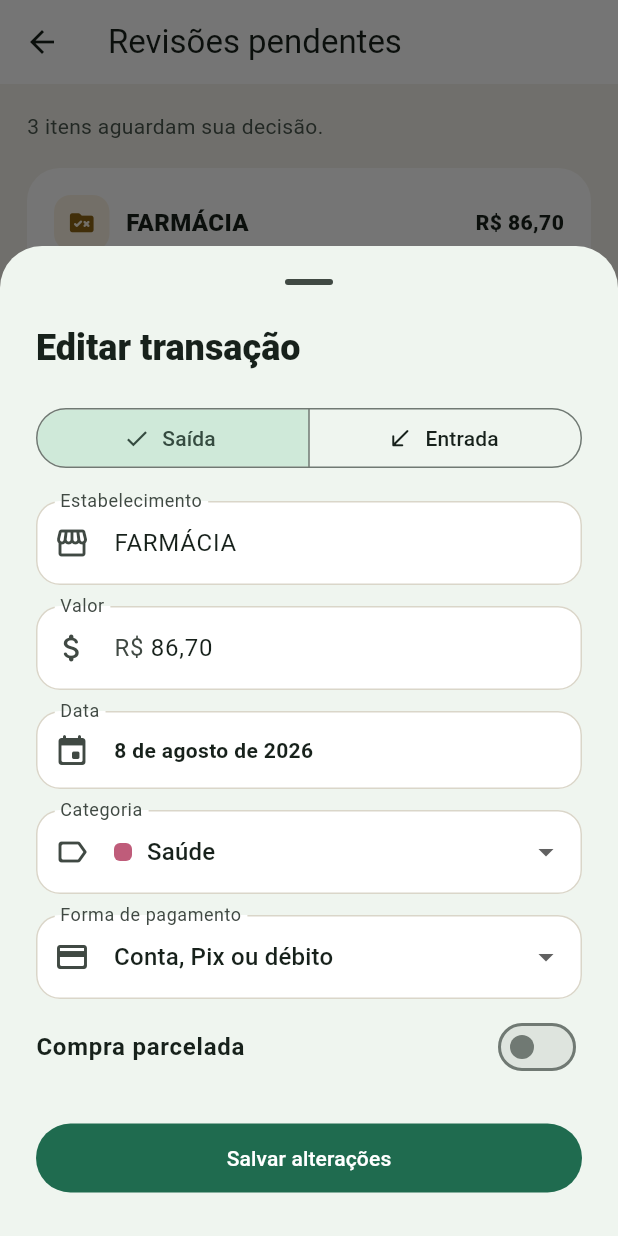
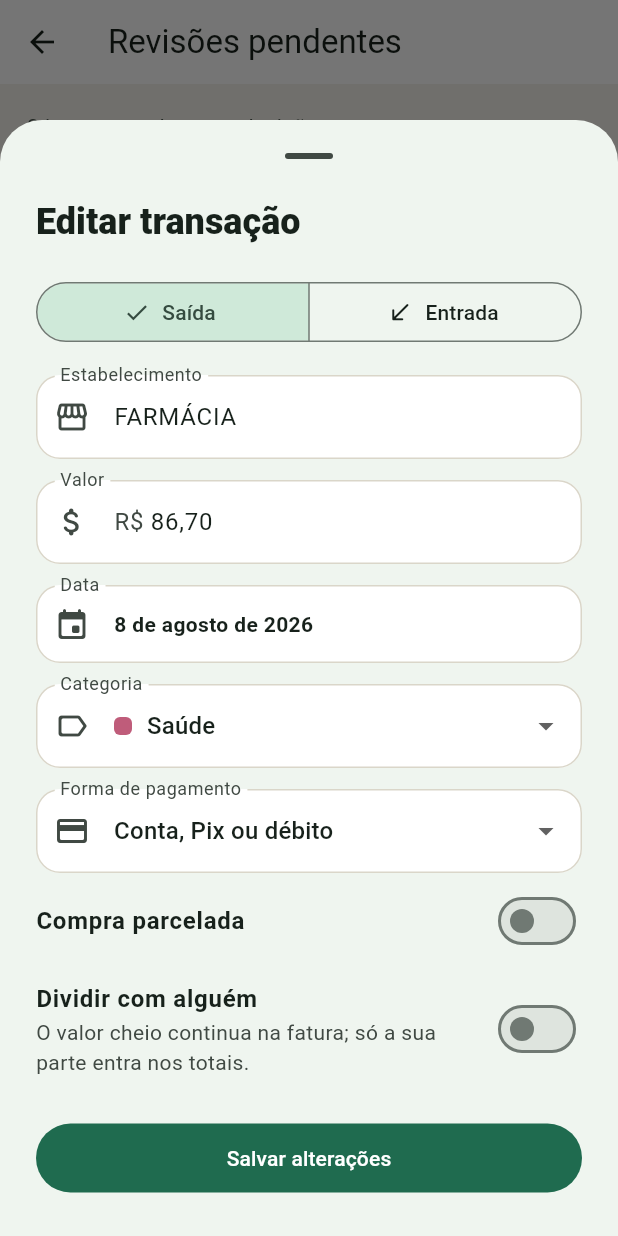
Before and after one commit to Guilherme-ctrl/fidora, a Flutter app: the ReviewQueuePage screen opened directly, after a tap on "Corrigir", on a phone screen of 412 x 824 dp. Run offline on Flutter 3.47's test engine with Material 3 defaults, Android fonts, the phone set to English and light mode, and no system bars; our stand-ins replace fl_chart, flutter_riverpod, supabase_flutter; missing offline and left inert: file_selector; accounts and stored records are empty.

Commit message:
feat: split a purchase, and honour the holder written on each transaction
Finishes phase 02.

The holder on each transaction was dead data, and not the harmless kind: the
invoice import writes it, parsing "Portador:" out of the statement's notes, so
a shared card already arrives correctly attributed and the app ignored all of
it. Exclusion worked only at card level, which is blunter — one card carries
charges from several people. The row's holder now wins when present, the
card's stands otherwise, and a card switched off still overrides both.

Splitting is the graduated version of a decision the app already made
all-or-nothing. include_in_totals answers "is this mine", and a shared dinner
is neither yes nor no. personal_amount is null by default, which keeps the
existing meaning that the whole charge is yours, so no existing row needed a
backfill.

What deliberately does not change: the statement total. amount stays what the
issuer charged, the invoice trigger keeps summing it, and the card limit keeps
counting it — the bank committed the full amount whether or not anyone pays
you back. Only the personal figures use the share. The form says this out loud
while you type, naming what stays on the invoice and what leaves your totals,
because a split that silently changed the invoice would be worse than no split
at all.

A duplicate map key caught by the analyzer was a real defect on the way:
holder_id appeared twice in the write payload, so the card's holder would have
been dropped whenever the transaction did not name one. Precedence is now
explicit.

Migration 202608190001 constrains the share to between zero and the amount,
matching the validation. Applied to the remote project; db lint reports no
schema errors.

Tests go from 203 to 216.

Co-Authored-By: Claude Sonnet 5 <noreply@anthropic.com>

```diff
--- a/lib/data/demo_finance_repository.dart
+++ b/lib/data/demo_finance_repository.dart
@@ -172,6 +172,8 @@ class DemoFinanceRepository implements FinanceRepository {
       installmentCurrent: draft.installmentCurrent,
       installmentTotal: draft.installmentTotal,
       status: draft.status,
+      holderId: draft.holderId,
+      personalAmount: draft.personalAmount,
     );
     _transactions
       ..removeWhere((item) => item.id == saved.id)
@@ -215,6 +217,8 @@ class DemoFinanceRepository implements FinanceRepository {
         installmentTotal: item.installmentTotal,
         status: item.status,
         source: item.source,
+        holderId: item.holderId,
+        personalAmount: item.personalAmount,
       );
     }
   }
--- a/lib/domain/models.dart
+++ b/lib/domain/models.dart
@@ -17,6 +17,8 @@ class FinanceTransaction {
     this.installmentTotal,
     this.status = TransactionStatus.confirmed,
     this.source = 'manual',
+    this.holderId,
+    this.personalAmount,
   });
   final String id;
   final DateTime date;
@@ -31,6 +33,19 @@ class FinanceTransaction {
   final int? installmentTotal;
   final TransactionStatus status;
   final String source;
+
+  /// Who this charge belongs to, when it is not you. Set per transaction by
+  /// the invoice import, which reads it from the statement's notes; more
+  /// precise than the card's holder, because one card can carry both.
+  final String? holderId;
+
+  /// Your share of [amount]. Null means all of it.
+  final double? personalAmount;
+
+  /// What counts as yours. The full [amount] stays the audited figure.
+  double get personalShare => personalAmount ?? amount;
+
+  bool get isShared => personalAmount != null && personalAmount! < amount;
   bool get isInstallment => installmentTotal != null && installmentTotal! > 1;
   bool get isCard => cardLastFour != '----';
   bool get isCardAdjustment =>
@@ -39,8 +54,8 @@ class FinanceTransaction {
       !isCard && (movementType == 'credit' || movementType == 'refund');
   double get expenseImpact {
     if (movementType == 'transfer' || isIncome) return 0;
-    if (isCardAdjustment) return -amount;
-    return amount;
+    if (isCardAdjustment) return -personalShare;
+    return personalShare;
   }
 
   bool get affectsExpenses => expenseImpact != 0;
@@ -63,6 +78,8 @@ class FinanceTransaction {
         installmentCurrent: json['installment_current'] as int?,
         installmentTotal: json['installment_total'] as int?,
         source: (json['source'] ?? 'manual') as String,
+        holderId: json['holder_id'] as String?,
+        personalAmount: (json['personal_amount'] as num?)?.toDouble(),
         status: switch (json['status']) {
           'pending' => TransactionStatus.pending,
           'ignored' => TransactionStatus.ignored,
--- a/lib/domain/transaction_draft.dart
+++ b/lib/domain/transaction_draft.dart
@@ -8,20 +8,24 @@ class TransactionDraftErrors {
     this.amount,
     this.category,
     this.installment,
+    this.share,
   });
 
   final String? merchant;
   final String? amount;
   final String? category;
   final String? installment;
+  final String? share;
 
   bool get isEmpty =>
       merchant == null &&
       amount == null &&
       category == null &&
-      installment == null;
+      installment == null &&
+      share == null;
 
-  String? get firstMessage => merchant ?? amount ?? category ?? installment;
+  String? get firstMessage =>
+      merchant ?? amount ?? category ?? installment ?? share;
 }
 
 /// Input for creating or editing a transaction. Editing carries [id]; creating
@@ -39,6 +43,8 @@ class TransactionDraft {
     this.installmentTotal,
     this.status = TransactionStatus.confirmed,
     this.notes,
+    this.holderId,
+    this.personalAmount,
   });
 
   final String? id;
@@ -52,6 +58,12 @@ class TransactionDraft {
   final int? installmentTotal;
   final TransactionStatus status;
   final String? notes;
+  final String? holderId;
+
+  /// Your share of [amount]; null means all of it.
+  final double? personalAmount;
+
+  bool get isShared => personalAmount != null && personalAmount! < amount;
 
   bool get isEdit => id != null;
   bool get isCard => cardId != null;
@@ -69,6 +81,15 @@ class TransactionDraft {
     },
     category: categoryId.trim().isEmpty ? 'Escolha uma categoria' : null,
     installment: _installmentError(),
+    share: switch (personalAmount) {
+      null => null,
+      final value when value.isNaN => 'Informe a sua parte',
+      < 0 => 'A sua parte não pode ser negativa',
+      // The column is constrained the same way; catching it here says why.
+      final value when value > amount =>
+        'A sua parte não pode passar do valor total',
+      _ => null,
+    },
   );
 
   String? _installmentError() {
--- a/lib/presentation/widgets/transaction_form_sheet.dart
+++ b/lib/presentation/widgets/transaction_form_sheet.dart
@@ -42,12 +42,15 @@ class _TransactionFormState extends State<_TransactionForm> {
   late final TextEditingController _amount;
   late final TextEditingController _installmentCurrent;
   late final TextEditingController _installmentTotal;
+  late final TextEditingController _share;
 
   late DateTime _date;
   String? _categoryId;
   String? _cardId;
   bool _isIncome = false;
   bool _hasInstallments = false;
+  bool _isShared = false;
+  String? _holderId;
   bool _saving = false;
   String? _failure;
   TransactionDraftErrors _errors = const TransactionDraftErrors();
@@ -68,6 +71,13 @@ class _TransactionFormState extends State<_TransactionForm> {
     _installmentTotal = TextEditingController(
       text: existing?.installmentTotal?.toString() ?? '2',
     );
+    _share = TextEditingController(
+      text: existing?.personalAmount == null
+          ? ''
+          : existing!.personalAmount!.toStringAsFixed(2).replaceAll('.', ','),
+    );
+    _isShared = existing?.isShared ?? false;
+    _holderId = existing?.holderId;
     _date = existing?.date ?? DateTime.now();
     _hasInstallments = existing?.isInstallment ?? false;
     _isIncome = existing?.isIncome ?? false;
@@ -87,6 +97,7 @@ class _TransactionFormState extends State<_TransactionForm> {
     _amount.dispose();
     _installmentCurrent.dispose();
     _installmentTotal.dispose();
+    _share.dispose();
     super.dispose();
   }
 
@@ -106,6 +117,10 @@ class _TransactionFormState extends State<_TransactionForm> {
         : null,
     installmentTotal: _hasInstallments && !_isIncome
         ? int.tryParse(_installmentTotal.text)
+        : null,
+    holderId: _holderId,
+    personalAmount: _isShared && !_isIncome
+        ? (parseAmountInput(_share.text) ?? double.nan)
         : null,
   );
 
@@ -329,6 +344,64 @@ class _TransactionFormState extends State<_TransactionForm> {
                         ),
                       ],
                     ),
+                  const SizedBox(height: 4),
+                  SwitchListTile(
+                    contentPadding: EdgeInsets.zero,
+                    value: _isShared,
+                    onChanged: (value) => setState(() => _isShared = value),
+                    title: const Text(
+                      'Dividir com alguém',
+                      style: TextStyle(fontWeight: FontWeight.w700),
+                    ),
+                    subtitle: const Text(
+                      'O valor cheio continua na fatura; só a sua parte entra '
+                      'nos totais.',
+                    ),
+                  ),
+                  if (_isShared) ...[
+                    TextField(
+                      controller: _share,
+                      keyboardType: const TextInputType.numberWithOptions(
+                        decimal: true,
+                      ),
+                      decoration: InputDecoration(
+                        labelText: 'Quanto é seu',
+                        hintText: '0,00',
+                        prefixText: 'R\$ ',
+                        prefixIcon: const Icon(Icons.pie_chart_outline_rounded),
+                        errorText: _errors.share,
+                      ),
+                      onChanged: (_) => setState(() {}),
+                    ),
+                    if (widget.snapshot.holders.isNotEmpty) ...[
+                      const SizedBox(height: 12),
+                      DropdownButtonFormField<String?>(
+                        initialValue: _holderId,
+                        isExpanded: true,
+                        decoration: const InputDecoration(
+                          labelText: 'De quem é o resto',
+                          helperText: 'Opcional, para saber com quem foi.',
+                          prefixIcon: Icon(Icons.people_alt_outlined),
+                        ),
+                        items: [
+                          const DropdownMenuItem<String?>(
+                            child: Text('Não informar'),
+                          ),
+                          ...widget.snapshot.holders.map(
+                            (item) => DropdownMenuItem<String?>(
+                              value: item.id,
+                              child: Text(item.name),
+                            ),
+                          ),
+                        ],
+                        onChanged: (value) => setState(() => _holderId = value),
+                      ),
+                    ],
+                    _ShareSummary(
+                      total: parseAmountInput(_amount.text),
+                      mine: parseAmountInput(_share.text),
+                    ),
+                  ],
                   if (_errors.installment != null)
                     Padding(
                       padding: const EdgeInsets.only(top: 8),
@@ -461,3 +534,45 @@ Future<void> createTransaction(
     );
   }
 }
+
+/// Says the other half out loud. Typing "my share" and being told what is left
+/// is what makes the split obviously right or obviously wrong.
+class _ShareSummary extends StatelessWidget {
+  const _ShareSummary({required this.total, required this.mine});
+  final double? total;
+  final double? mine;
+
+  @override
+  Widget build(BuildContext context) {
+    if (total == null || mine == null || mine! > total!) {
+      return const SizedBox.shrink();
+    }
+    final others = total! - mine!;
+    return Padding(
+      padding: const EdgeInsets.only(top: 12),
+      child: Row(
+        children: [
+          Icon(
+            Icons.info_outline_rounded,
+            size: 16,
+            color: context.palette.brand,
+          ),
+          const SizedBox(width: 8),
+          Expanded(
+            child: Text(
+              others <= 0
+                  ? 'A compra inteira entra como sua.'
+                  : '${currency.format(others)} ficam de fora dos seus totais; '
+                        'a fatura segue com ${currency.format(total)}.',
+              style: TextStyle(
+                color: context.palette.brand,
+                fontSize: 12.5,
+                fontWeight: FontWeight.w600,
+              ),
+            ),
+          ),
+        ],
+      ),
+    );
+  }
+}
```
Also changed, not shown: lib/data/supabase_finance_repository.dart (+6 -1 lines), lib/domain/analytics.dart (+23 -8 lines), lib/presentation/pages/transactions_page.dart (+30 -3 lines), 2 other files.
